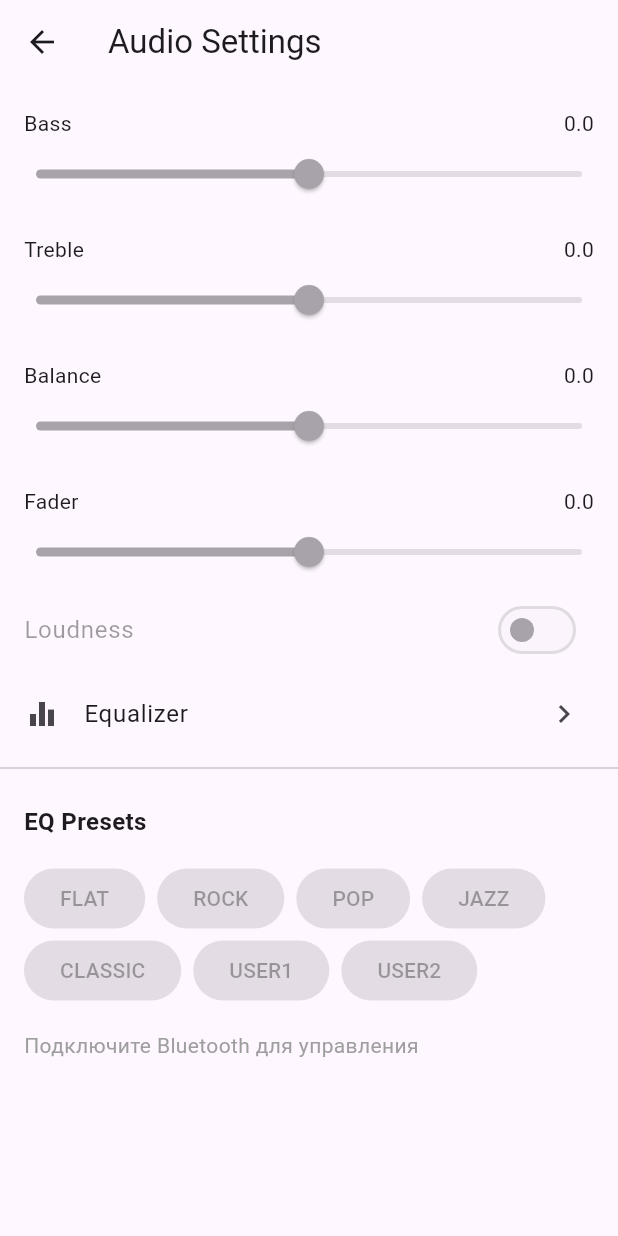
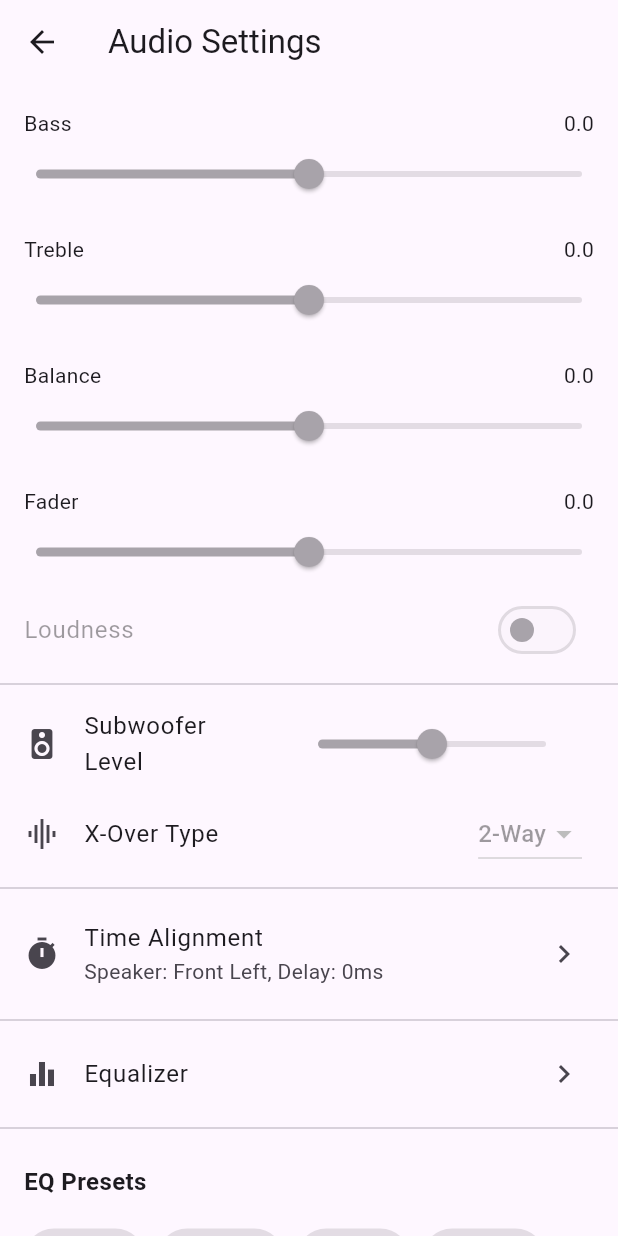
Before and after one commit to ZDarow/Pro_logy, a Flutter app: the AudioSettingsScreen screen opened directly, on a phone screen of 412 x 824 dp. Run offline on Flutter 3.47's test engine with Material 3 defaults, Android fonts, the phone set to English and light mode, and no system bars; our stand-ins replace equatable, flutter_bloc, flutter_blue_plus; project files that could hold a hidden picture were left out.

Commit message:
feat: add UI for extended audio settings (subwoofer, xover, time alignment)

```diff
--- a/lib/screens/audio_settings_screen.dart
+++ b/lib/screens/audio_settings_screen.dart
@@ -16,6 +16,15 @@ class _AudioSettingsScreenState extends State<AudioSettingsScreen> {
   double balance = 0;
   double fader = 0;
   bool loudness = false;
+  double subwooferLevel = 50;
+  int xoverType = 0;
+  int taSpeaker = 0;
+  double taDelay = 0;
+
+  String _getSpeakerName(int index) {
+    const names = ['Front Left', 'Front Right', 'Rear Left', 'Rear Right', 'Subwoofer', 'Tweeter'];
+    return names[index % names.length];
+  }
 
   @override
   Widget build(BuildContext context) {
@@ -45,9 +54,93 @@ class _AudioSettingsScreenState extends State<AudioSettingsScreen> {
             title: const Text('Loudness'),
             value: loudness,
             onChanged: bt.isConnected
-                ? (v) => setState(() => loudness = v)
+                ? (v) {
+                    setState(() => loudness = v);
+                    bt.setLoudness(v);
+                  }
                 : null,
           ),
+          const Divider(),
+          ListTile(
+            leading: const Icon(Icons.speaker),
+            title: const Text('Subwoofer Level'),
+            trailing: SizedBox(
+              width: 200,
+              child: Slider(
+                value: subwooferLevel,
+                min: 0,
+                max: 100,
+                onChanged: bt.isConnected
+                    ? (v) {
+                        setState(() => subwooferLevel = v);
+                        bt.setSubwoofer(level: v.toInt());
+                      }
+                    : null,
+              ),
+            ),
+          ),
+          ListTile(
+            leading: const Icon(Icons.graphic_eq),
+            title: const Text('X-Over Type'),
+            trailing: DropdownButton<int>(
+              value: xoverType,
+              items: const [
+                DropdownMenuItem(value: 0, child: Text('2-Way')),
+                DropdownMenuItem(value: 1, child: Text('3-Way')),
+              ],
+              onChanged: bt.isConnected
+                  ? (v) {
+                      setState(() => xoverType = v!);
+                      bt.setXOver(type: v!);
+                    }
+                  : null,
+            ),
+          ),
+          const Divider(),
+          ListTile(
+            leading: const Icon(Icons.timer),
+            title: const Text('Time Alignment'),
+            subtitle: Text('Speaker: ${_getSpeakerName(taSpeaker)}, Delay: ${taDelay.toStringAsFixed(0)}ms'),
+            trailing: const Icon(Icons.chevron_right),
+            onTap: bt.isConnected
+                ? () {
+                    showDialog(
+                      context: context,
+                      builder: (ctx) => AlertDialog(
+                        title: const Text('Time Alignment'),
+                        content: StatefulBuilder(
+                          builder: (context, setDialogState) => Column(
+                            mainAxisSize: MainAxisSize.min,
+                            children: [
+                              DropdownButton<int>(
+                                value: taSpeaker,
+                                items: List.generate(6, (i) => DropdownMenuItem(value: i, child: Text(_getSpeakerName(i)))),
+                                onChanged: (v) {
+                                  setDialogState(() => taSpeaker = v!);
+                                  setState(() {});
+                                },
+                              ),
+                              Slider(
+                                value: taDelay,
+                                min: 0,
+                                max: 200,
+                                label: '${taDelay.toStringAsFixed(0)}ms',
+                                onChanged: (v) {
+                                  setDialogState(() => taDelay = v);
+                                  setState(() {});
+                                  bt.setTimeAlignment(speaker: taSpeaker, delay: v.toInt());
+                                },
+                              ),
+                            ],
+                          ),
+                        ),
+                        actions: [TextButton(onPressed: () => Navigator.pop(ctx), child: const Text('OK'))],
+                      ),
+                    );
+                  }
+                : null,
+          ),
+          const Divider(),
           ListTile(
             leading: const Icon(Icons.equalizer),
             title: const Text('Equalizer'),
```
Also changed, not shown: lib/screens/equalizer_screen.dart (+17 -1 lines), 1 other file.
